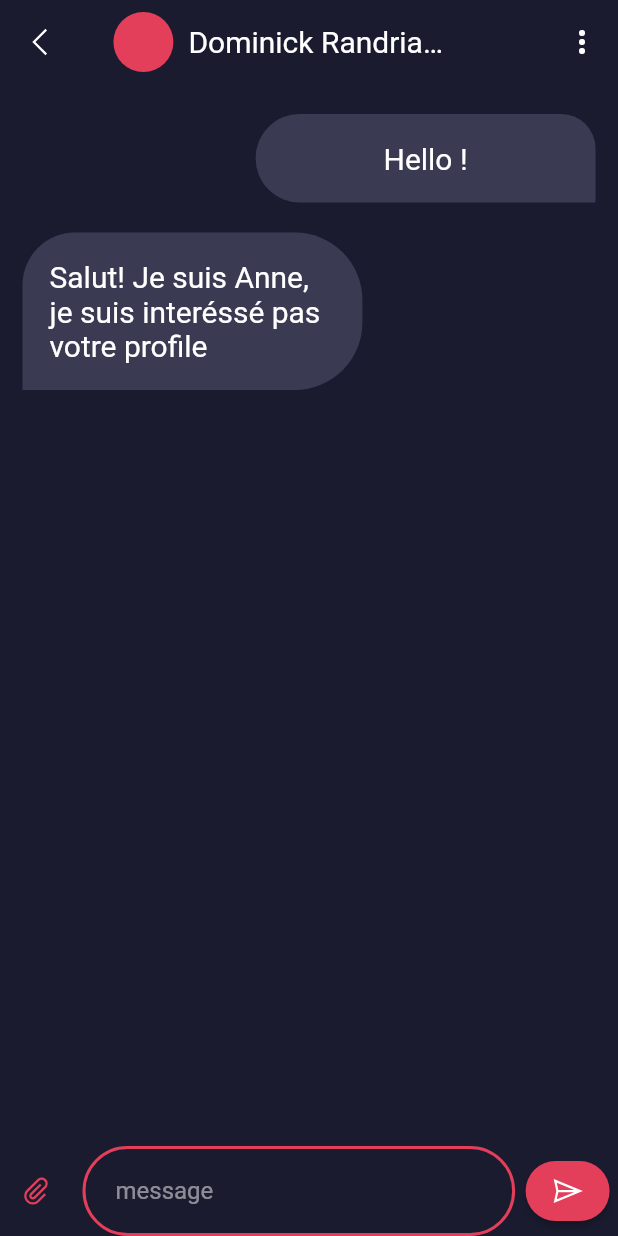
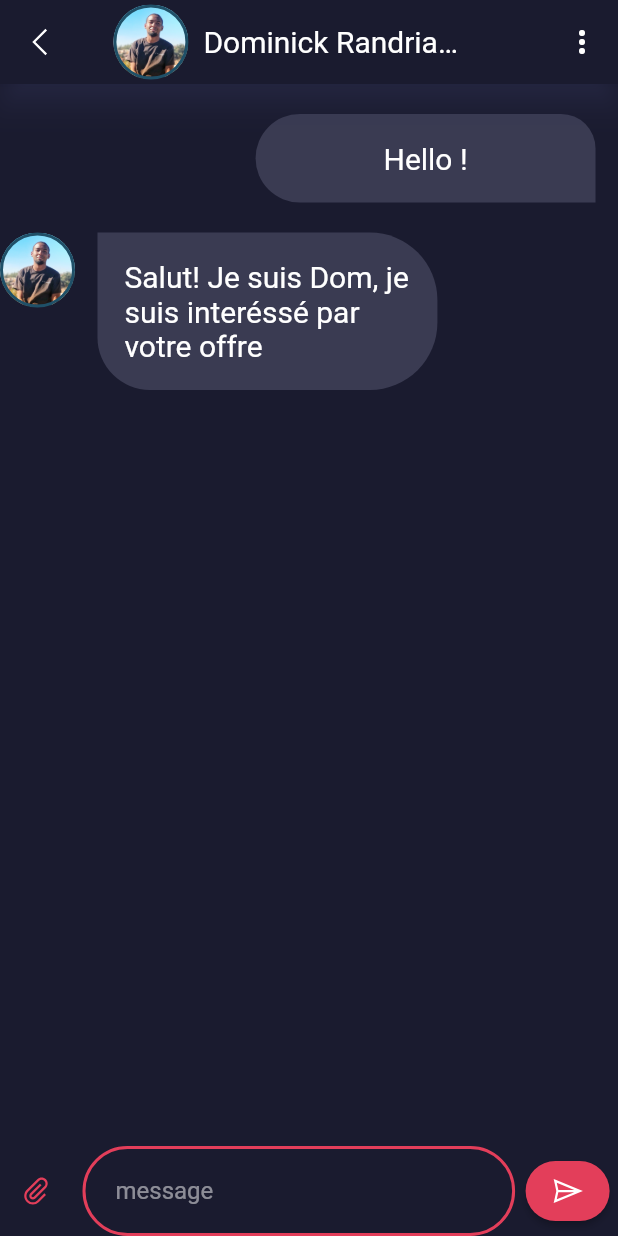
Before and after one commit to c3k4ah/Hermes, a Flutter app: the Chat screen opened by its route, after a tap on "Dominick Randriamanantena", on a phone screen of 412 x 824 dp. Run offline on Flutter 3.47's test engine with Material 2 defaults, Android fonts, the phone set to English and light mode, and no system bars; our stand-ins replace flutter_custom_clippers, flutter_svg, get, google_nav_bar, line_icons, rounded_loading_button.

Commit message:
fix chat expanded error

```diff
--- a/lib/colors.dart
+++ b/lib/colors.dart
@@ -6,4 +6,4 @@ const Color blueDark = Color(0xff162447);
 const Color dark = Color(0xff1A1B2F);
 const Color darkSecond = Color(0xFF3A3B52);
 const Color white = Color(0xffffffff);
-const Color blancCasse = Color(0xFFECECEC);
+const Color blancCasse = Color(0xFF4C4F86);
--- a/lib/views/chat.dart
+++ b/lib/views/chat.dart
@@ -32,24 +32,21 @@ class UserChat extends StatelessWidget {
         Get.toNamed('/chatRoom');
       },
       child: Container(
-        width: Get.width * 1,
+        width: Get.width,
         height: Get.height * .15,
         margin: EdgeInsets.only(top: 10),
-        padding: EdgeInsets.all(10),
+        padding: EdgeInsets.only(top: 10),
         decoration: BoxDecoration(
             color: darkSecond,
             border: Border(
                 bottom: BorderSide(width: 2, color: dark.withOpacity(.5)))),
         child: Row(
           crossAxisAlignment: CrossAxisAlignment.center,
-          mainAxisAlignment: MainAxisAlignment.spaceAround,
+          mainAxisAlignment: MainAxisAlignment.spaceEvenly,
           children: [
             CircleAvatar(
-              radius: 35,
-              backgroundColor: blueAccentDark,
-            ),
-            SizedBox(
-              width: 25,
+              radius: Get.height * .05,
+              backgroundImage: ExactAssetImage('assets/img/user.jpeg'),
             ),
             Container(
               width: Get.width * .7,
@@ -75,9 +72,12 @@ class UserChat extends StatelessWidget {
                     ],
                   ),
                   SizedBox(height: 7),
-                  Text(
-                    "Salut! Je suis Anne, je suis interéssé pas votre profile",
-                    style: TextStyle(color: white.withOpacity(.5)),
+                  Expanded(
+                    flex: 2,
+                    child: Text(
+                      "Salut! Je suis Anne, je suis interéssé pas votre profile",
+                      style: TextStyle(color: white.withOpacity(.5)),
+                    ),
                   ),
                 ],
               ),
--- a/lib/views/chat_room.dart
+++ b/lib/views/chat_room.dart
@@ -20,9 +20,12 @@ class _CHatRoomState extends State<CHatRoom> {
     return Scaffold(
       appBar: AppBar(
         backgroundColor: dark,
-        elevation: 0,
+        elevation: 8,
+        shadowColor: blancCasse,
         leading: IconButton(
-          onPressed: () {},
+          onPressed: () {
+            Get.back();
+          },
           icon: Icon(
             LineIcons.angleLeft,
             color: white,
@@ -34,8 +37,18 @@ class _CHatRoomState extends State<CHatRoom> {
               alignment: Alignment.centerLeft,
               child: Row(
                 children: [
-                  CircleAvatar(
-                    backgroundColor: redBlood,
+                  Container(
+                    height: 50,
+                    width: 50,
+                    decoration: BoxDecoration(
+                        image: DecorationImage(
+                          image: ExactAssetImage('assets/img/user.jpeg'),
+                        ),
+                        border: Border.all(
+                          width: 2,
+                          color: blueAccentDark,
+                        ),
+                        borderRadius: BorderRadius.circular(50)),
                   ),
                   SizedBox(
                     width: 10,
@@ -63,9 +76,12 @@ class _CHatRoomState extends State<CHatRoom> {
         ],
       ),
       body: Container(
+        height: Get.height,
+        width: Get.width,
+        color: dark,
         child: Stack(
           children: [
-            Message(),
+            Container(alignment: Alignment.topCenter, child: Message()),
             Container(alignment: Alignment.bottomCenter, child: Send())
           ],
         ),
@@ -80,9 +96,6 @@ class Message extends StatelessWidget {
   @override
   Widget build(BuildContext context) {
     return Container(
-      alignment: Alignment.topCenter,
-      width: Get.width,
-      height: Get.height * .9,
       color: dark,
       child: SingleChildScrollView(
         child: Column(
@@ -110,7 +123,24 @@ class Message extends StatelessWidget {
             ),
             Row(
               mainAxisAlignment: MainAxisAlignment.start,
+              crossAxisAlignment: CrossAxisAlignment.start,
               children: [
+                Container(
+                  height: 50,
+                  width: 50,
+                  margin: EdgeInsets.only(
+                    top: 20,
+                  ),
+                  decoration: BoxDecoration(
+                      image: DecorationImage(
+                        image: ExactAssetImage('assets/img/user.jpeg'),
+                      ),
+                      border: Border.all(
+                        width: 2,
+                        color: blueAccentDark,
+                      ),
+                      borderRadius: BorderRadius.circular(50)),
+                ),
                 Container(
                     margin: EdgeInsets.only(top: 20, left: 15),
                     width: Get.width * .55,
@@ -118,17 +148,15 @@ class Message extends StatelessWidget {
                     decoration: BoxDecoration(
                       color: darkSecond,
                       borderRadius: BorderRadius.only(
-                        topLeft: Radius.circular(35),
+                        bottomLeft: Radius.circular(35),
                         bottomRight: Radius.circular(45),
                         topRight: Radius.circular(45),
                       ),
                     ),
                     child: Center(
-                      child: Expanded(
-                        child: Text(
-                            "Salut! Je suis Anne, je suis interéssé pas votre profile ",
-                            style: TextStyle(color: white, fontSize: 20)),
-                      ),
+                      child: Text(
+                          "Salut! Je suis Dom, je suis interéssé par votre offre ",
+                          style: TextStyle(color: white, fontSize: 20)),
                     )),
               ],
             ),
--- a/lib/views/widget/sendMessage.dart
+++ b/lib/views/widget/sendMessage.dart
@@ -10,6 +10,7 @@ class Send extends StatelessWidget implements PreferredSizeWidget {
   @override
   Widget build(BuildContext context) {
     return Container(
+      width: Get.width,
       height: 60,
       color: dark,
       child: Row(
```
Also changed, not shown: assets/img/user.jpeg (added).
